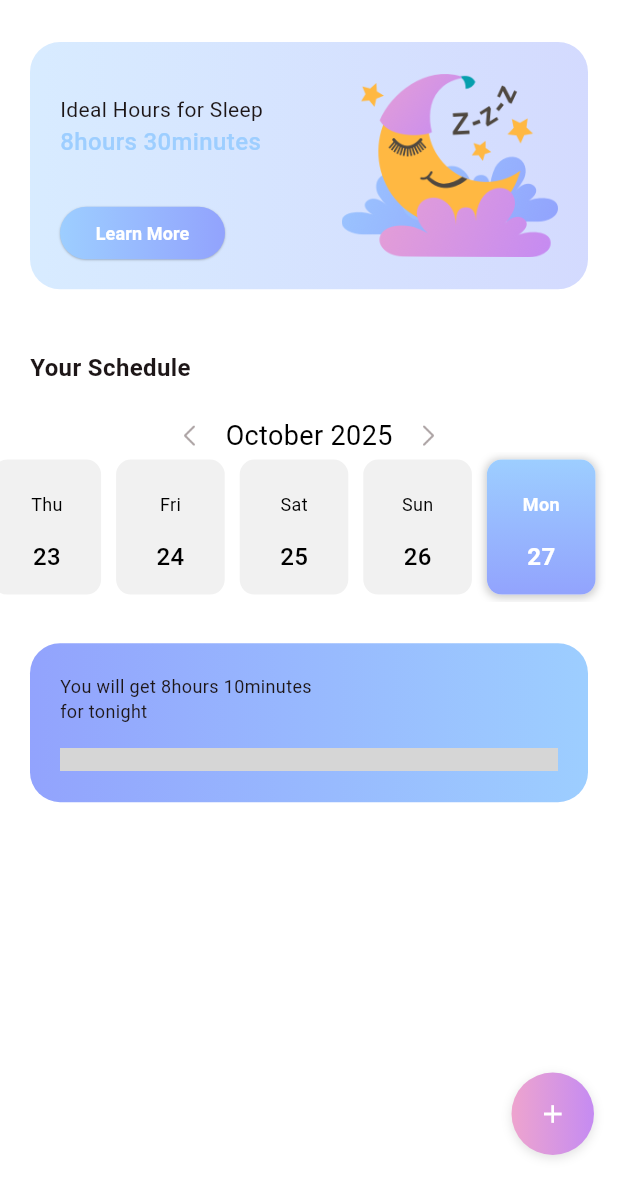
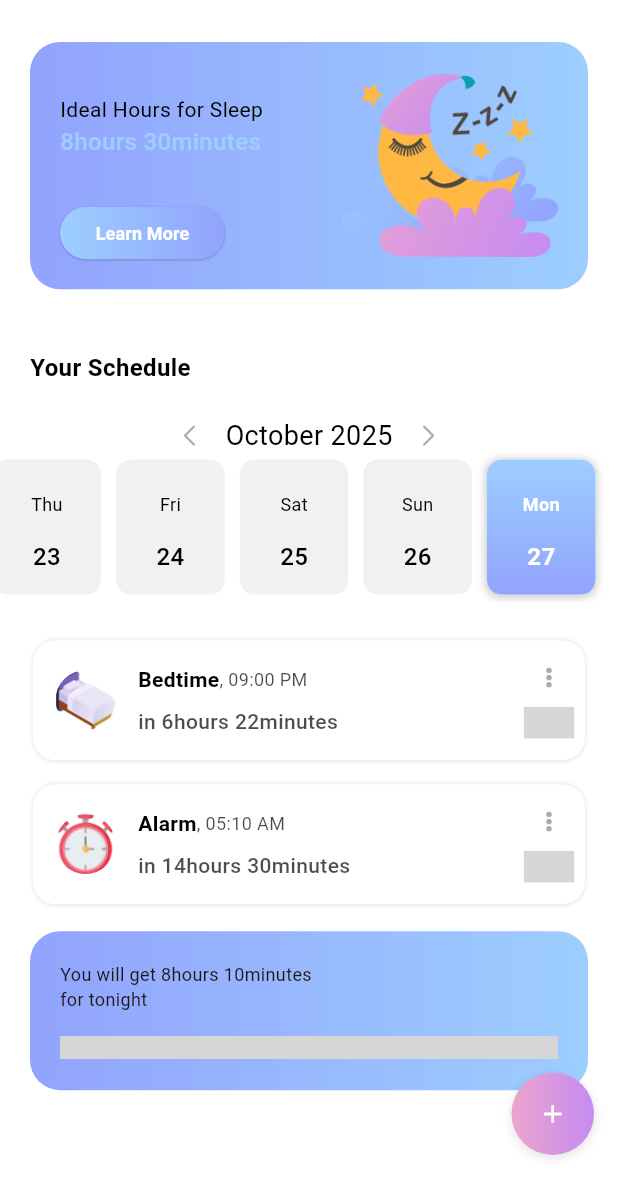
Before and after one commit to Vuonggba1403/smart_fitness_assistant, a Flutter app: the SleepScheduleView screen opened directly, on a phone screen of 412 x 824 dp, the part 57-1236 px from its top. Run offline on Flutter 3.47's test engine with Material 3 defaults, Android fonts, the phone set to English and light mode, and no system bars; drawn by our look-alikes of scrollable_positioned_list; our stand-ins replace animated_toggle_switch, bloc, carousel_slider, delightful_toast, fl_chart, flutter_bloc and 3 more; missing offline and left inert: dotted_dashed_line, simple_animation_progress_bar; accounts and stored records are empty; key blocks and very long unbroken strings in the code were emptied for the run; grey boxes are pictures that could not be loaded.

Commit message:
fix cubit in workout_tracker and done darkmode all

```diff
--- a/lib/views/sleep_tracker/ui/sleep_tracker_view.dart
+++ b/lib/views/sleep_tracker/ui/sleep_tracker_view.dart
@@ -3,8 +3,10 @@ import 'package:smart_fitness_assistant/core/functions/colo_extension.dart';
 import 'package:fl_chart/fl_chart.dart';
 import 'package:flutter/material.dart';
 import 'package:flutter_bloc/flutter_bloc.dart';
+import 'package:smart_fitness_assistant/core/functions/naviga_to.dart';
 import 'package:smart_fitness_assistant/core/widgets/custom_container_check.dart';
 import 'package:smart_fitness_assistant/views/sleep_tracker/logic/cubit/sleep_tracker_cubit.dart';
+import 'package:smart_fitness_assistant/views/sleep_tracker/ui/widgets/sleep_schedule_view.dart';
 import 'widgets/components/today_sleep_schedule_row.dart';
 
 class SleepTrackerView extends StatefulWidget {
@@ -224,6 +226,8 @@ class _SleepTrackerViewState extends State<SleepTrackerView> {
                     CustomContainerCheck(
                       name: "Daily Sleep Schedule",
                       title: "Check",
+                      onPressed: () =>
+                          navigateTo(context, const SleepScheduleView()),
                     ),
                     SizedBox(height: media.width * 0.05),
                     Text(
--- a/lib/views/sleep_tracker/ui/widgets/sleep_schedule_view.dart
+++ b/lib/views/sleep_tracker/ui/widgets/sleep_schedule_view.dart
@@ -6,7 +6,9 @@ import 'package:smart_fitness_assistant/core/theme/ui/app_theme.dart';
 import 'package:smart_fitness_assistant/core/widgets/round_button.dart';
 import 'package:smart_fitness_assistant/views/sleep_tracker/ui/widgets/sleep_add_alarm_view.dart';
 import 'package:flutter/material.dart';
+import 'package:flutter_bloc/flutter_bloc.dart';
 import 'package:simple_animation_progress_bar/simple_animation_progress_bar.dart';
+import 'package:smart_fitness_assistant/views/sleep_tracker/logic/cubit/sleep_tracker_cubit.dart';
 import 'components/today_sleep_schedule_row.dart';
 
 class SleepScheduleView extends StatefulWidget {
@@ -47,9 +49,13 @@ class _SleepScheduleViewState extends State<SleepScheduleView> {
   @override
   Widget build(BuildContext context) {
     var media = MediaQuery.of(context).size;
-    return Scaffold(
+    final theme = Theme.of(context);
+    final textColor = theme.textTheme.bodyMedium?.color;
+    return BlocProvider(
+      create: (context) => SleepTrackerCubit(),
+      child: Scaffold(
         appBar: CustomAppBar(title: "Sleep Schedule"),
-      backgroundColor: TColor.white,
+        backgroundColor: theme.scaffoldBackgroundColor,
         body: SingleChildScrollView(
           child: Column(
             crossAxisAlignment: CrossAxisAlignment.start,
@@ -68,10 +74,7 @@ class _SleepScheduleViewState extends State<SleepScheduleView> {
                       height: media.width * 0.4,
                       decoration: BoxDecoration(
                         gradient: LinearGradient(
-                        colors: [
-                          TColor.primaryColor2.withOpacity(0.4),
-                          TColor.primaryColor1.withOpacity(0.4),
-                        ],
+                          colors: AppTheme.gradientColors(context),
                         ),
                         borderRadius: BorderRadius.circular(20),
                       ),
@@ -85,7 +88,7 @@ class _SleepScheduleViewState extends State<SleepScheduleView> {
                               Text(
                                 "Ideal Hours for Sleep",
                                 style: TextStyle(
-                                color: TColor.black,
+                                  color: textColor,
                                   fontSize: 14,
                                 ),
                               ),
@@ -126,7 +129,7 @@ class _SleepScheduleViewState extends State<SleepScheduleView> {
                     child: Text(
                       "Your Schedule",
                       style: TextStyle(
-                      color: TColor.black,
+                        color: textColor,
                         fontSize: 16,
                         fontWeight: FontWeight.w700,
                       ),
@@ -162,12 +165,14 @@ class _SleepScheduleViewState extends State<SleepScheduleView> {
                     fullCalendarScroll: FullCalendarScroll.horizontal,
                     fullCalendarDay: WeekDay.short,
                     selectedDateColor: Colors.white,
-                  dateColor: Colors.black,
+                    dateColor: textColor,
                     locale: 'en',
 
                     initialDate: DateTime.now(),
                     calendarEventColor: TColor.primaryColor2,
-                  firstDate: DateTime.now().subtract(const Duration(days: 140)),
+                    firstDate: DateTime.now().subtract(
+                      const Duration(days: 140),
+                    ),
                     lastDate: DateTime.now().add(const Duration(days: 60)),
 
                     onDateSelected: (date) {
@@ -187,16 +192,16 @@ class _SleepScheduleViewState extends State<SleepScheduleView> {
                     ),
                   ),
                   SizedBox(height: media.width * 0.03),
-                // ListView.builder(
-                //   padding: const EdgeInsets.symmetric(horizontal: 20),
-                //   physics: const NeverScrollableScrollPhysics(),
-                //   shrinkWrap: true,
-                //   itemCount: todaySleepArr.length,
-                //   itemBuilder: (context, index) {
-                //     var sObj = todaySleepArr[index] as Map? ?? {};
-                //     return TodaySleepScheduleRow(sObj: sObj);
-                //   },
-                // ),
+                  ListView.builder(
+                    padding: const EdgeInsets.symmetric(horizontal: 20),
+                    physics: const NeverScrollableScrollPhysics(),
+                    shrinkWrap: true,
+                    itemCount: todaySleepArr.length,
+                    itemBuilder: (context, index) {
+                      var sObj = todaySleepArr[index] as Map? ?? {};
+                      return TodaySleepScheduleRow(sObj: sObj, index: index);
+                    },
+                  ),
                   Container(
                     width: double.maxFinite,
                     margin: const EdgeInsets.symmetric(
@@ -239,7 +244,10 @@ class _SleepScheduleViewState extends State<SleepScheduleView> {
                             ),
                             Text(
                               "96%",
-                            style: TextStyle(color: TColor.black, fontSize: 12),
+                              style: TextStyle(
+                                color: TColor.black,
+                                fontSize: 12,
+                              ),
                             ),
                           ],
                         ),
@@ -274,6 +282,7 @@ class _SleepScheduleViewState extends State<SleepScheduleView> {
             child: Icon(Icons.add, size: 20, color: TColor.white),
           ),
         ),
+      ),
     );
   }
 }
```
Also changed, not shown: lib/views/workout_tracker/logic/cubit/workout_tracker_cubit.dart (added, +17 -0 lines), lib/views/workout_tracker/logic/cubit/workout_tracker_state.dart (added, +11 -0 lines), lib/views/workout_tracker/ui/widgets/common/upcoming_workout_row.dart (+18 -5 lines), lib/views/workout_tracker/ui/workout_tracker_view.dart (+8 -3 lines). Lines whose indentation alone changed are shown as unchanged.
